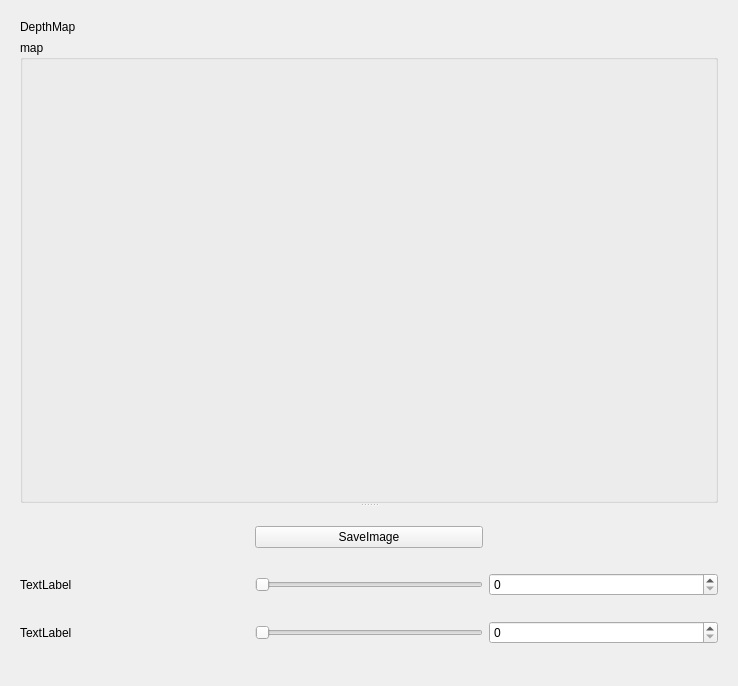
Above: pluginCalibrationAndDepth/windowdepthmap2.ui from oAlexandro/cvStereoPair before the change. Below: the same form after it.
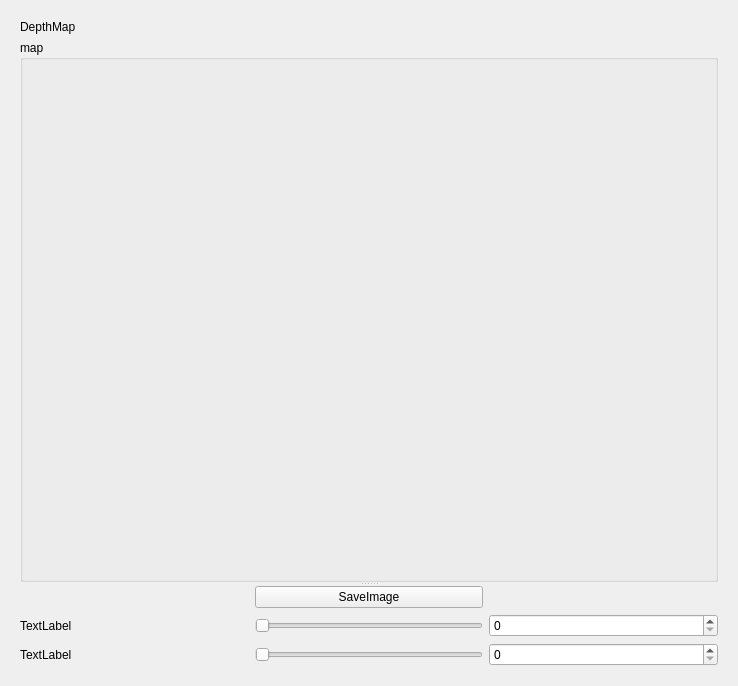
That is the form after the change.

Commit message: Для проверки с ресайзами, без потоков

```diff
--- a/pluginCalibrationAndDepth/windowdepthmap2.ui
+++ b/pluginCalibrationAndDepth/windowdepthmap2.ui
@@ -39,7 +39,7 @@
             <property name="minimumSize">
              <size>
               <width>698</width>
-              <height>224</height>
+              <height>500</height>
              </size>
             </property>
             <property name="title">
@@ -57,7 +57,7 @@
                <property name="minimumSize">
                 <size>
                  <width>678</width>
-                 <height>191</height>
+                 <height>500</height>
                 </size>
                </property>
                <property name="text">
```
Left out of the diff: 3 changed lines with no effect on the pictures. The commit also changes 2 other files.
